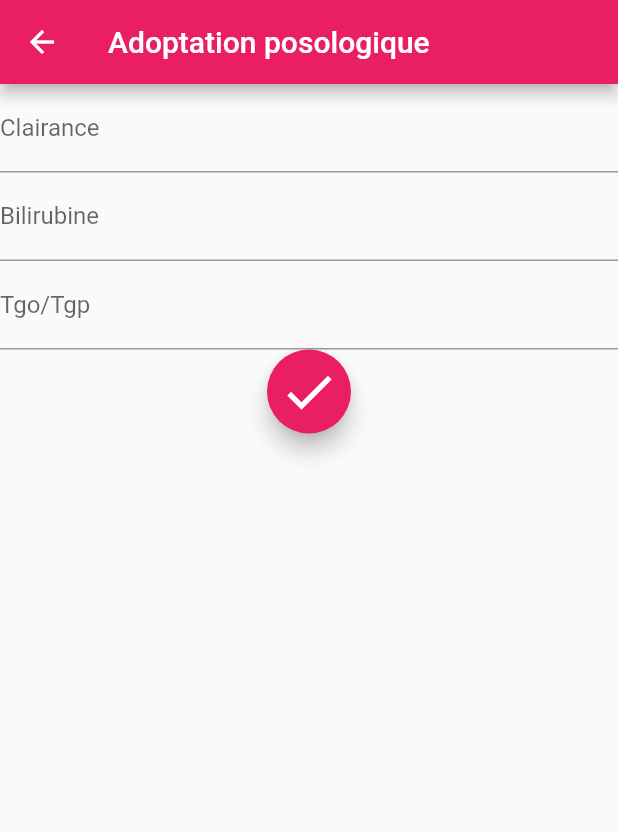
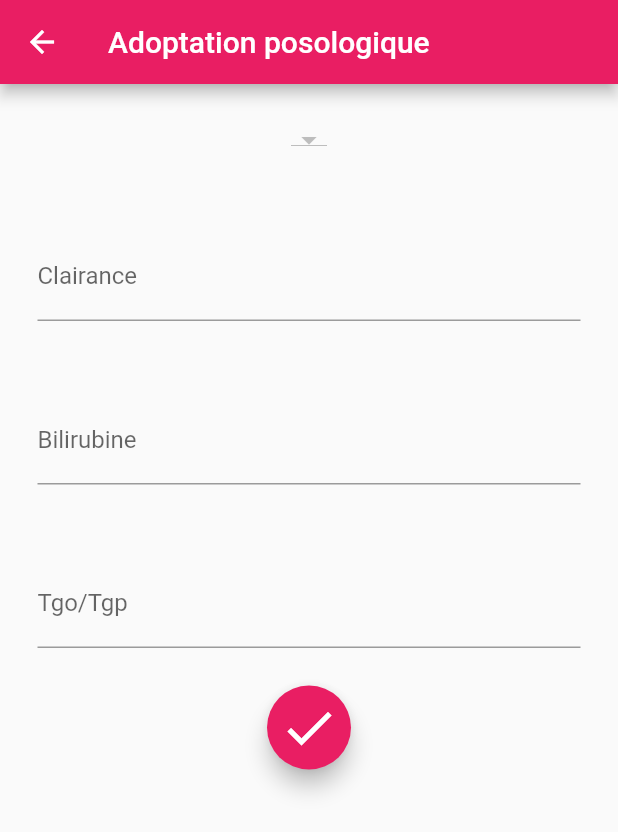
Before and after one commit to amina04/pfe_2021, a Flutter app: the Menu screen opened by its route, after a tap on "Adoptation posologique", on a phone screen of 412 x 824 dp. Shown: the top 832 px of the screen. Run offline on Flutter 3.47's test engine with Material 2 defaults, Android fonts, the phone set to English and light mode, and no system bars; our stand-ins replace animated_text_kit, rflutter_alert, sqflite; accounts and stored records are empty.

Commit message:
finie interface

```diff
--- a/lib/main.dart
+++ b/lib/main.dart
@@ -8,6 +8,8 @@ import 'package:pfe_2021/ui/start.dart';
 import 'model/model_medicament.dart';
 Medicament med_search;
 List join_med;
+String selected_item = null;
+List meds;
 void main() async{
   WidgetsFlutterBinding.ensureInitialized();
   runApp(new MaterialApp(
--- a/lib/ui/adopy_poso.dart
+++ b/lib/ui/adopy_poso.dart
@@ -1,5 +1,9 @@
 import 'package:flutter/cupertino.dart';
 import 'package:flutter/material.dart';
+import 'package:pfe_2021/model/database.dart';
+import 'package:pfe_2021/model/model_medicament.dart';
+
+import '../main.dart';
 class adopt_poso extends StatefulWidget {
   static String id = 'adopt_poso';
   @override
@@ -7,7 +11,24 @@ class adopt_poso extends StatefulWidget {
 }
 
 class _adopt_posoState extends State<adopt_poso> {
+  var dbmanager = new Dbpfe();
+
   @override
+  List<DropdownMenuItem> getDropDownItem() {
+    List<DropdownMenuItem<String>> dropdownitems = [];
+    for (int i = 0; i < meds.length; i++) {
+      //  extrait le nom de chaque objet comme dans list screen
+
+      String currency = Medicament.fromMap(meds[i]).nom_med;
+      var newItem = DropdownMenuItem(
+        child: Text(currency),
+        value: currency,
+      );
+      dropdownitems.add(newItem);
+    }
+    return dropdownitems;
+  }
+
   Widget build(BuildContext context) {
     return Scaffold(
         appBar: AppBar(
@@ -18,29 +39,48 @@ class _adopt_posoState extends State<adopt_poso> {
         ),
         body:Column(
          children: [
+Padding(padding:const EdgeInsets.all(25.0),
+    child:FutureBuilder(
+        future: dbmanager.getAllMed(),
+    builder: (context, snapshot) {
+    if (snapshot.hasData) {
+    meds = snapshot.data;
+    return DropdownButton<String>(
+    items: getDropDownItem(),
+    value: selected_item,
+    onChanged: (value)async {
+    setState(() {
+    selected_item = value;
+    print(' selected item $selected_item');
 
-
-     Column(
-      children: [
-
-        TextField(
+    });});}})),
+           Padding(
+             padding: const EdgeInsets.all(25.0),
+             child: TextField(
                decoration: InputDecoration(
                  labelText: 'Clairance',
 //O
 
                ),),
-        TextField(
+           ),
+           Padding(
+             padding: const EdgeInsets.all(25.0),
+             child: TextField(
                decoration: InputDecoration(
                  labelText: 'Bilirubine',
 
 
                ),),
-        TextField(
+           ),
+           Padding(
+             padding: const EdgeInsets.all(25.0),
+             child: TextField(
                decoration: InputDecoration(
                  labelText: 'Tgo/Tgp',
 
 
                ),),
+           ),
            FloatingActionButton(
              child: new Icon(
                Icons.check,
@@ -51,10 +91,6 @@ children: [
            )
          ],
 
-    ),
-
-
-],
     )
 
     );
--- a/lib/ui/menu.dart
+++ b/lib/ui/menu.dart
@@ -3,24 +3,15 @@ import 'package:flutter/cupertino.dart';
 import 'package:flutter/material.dart';
 import 'package:pfe_2021/ui/adopy_poso.dart';
 import 'package:pfe_2021/ui/list_med.dart';
+import 'package:pfe_2021/widget_specifique/button_menu.dart';
 
 class Menu extends StatelessWidget {
-  static String id = 'manu';
+  static String id = 'menu';
   @override
   Widget build(BuildContext context) {
     Size size=MediaQuery.of(context).size;
 
-    const colorizeColors = [
-      Colors.deepOrange,
-      Colors.orangeAccent,
-      Colors.yellow,
-      Colors.lightGreenAccent,
-    ];
 
-    const colorizeTextStyle = TextStyle(
-        fontSize:50,
-
-    );
     return SafeArea(
       child: Scaffold(
 
@@ -32,118 +23,48 @@ class Menu extends StatelessWidget {
         children: [ Container(width: size.width,height: size.width/1.2,
               decoration: BoxDecoration(image:DecorationImage(image: AssetImage("images/bg2-01.png"),fit: BoxFit.cover,),
                   borderRadius: BorderRadius.only(bottomRight: Radius.circular(60) ,bottomLeft: Radius.circular(60) ,
-                  ),boxShadow: [BoxShadow(
-                    offset: Offset(1,0),
-                    color: Colors.grey,blurRadius: 14,)]),),
+                  ),),),
 
+]),
 
-            SizedBox(height: size.width/7,),
-            Center(
+            Padding(
+              padding: const EdgeInsets.symmetric(
+                  horizontal: 60, vertical: 0),
+              child: button_home(
+                //une fonction ndiro fiha win 7abin nro7o
+                ontap: () {
+                  Navigator.pushNamed(context, List_med.id);
+                },
 
-              child: AnimatedTextKit(
-                animatedTexts: [
-                  ColorizeAnimatedText(
-                    'Bienvenu',
-                    textStyle: colorizeTextStyle,
-                    colors: colorizeColors,
-                  ),
+                nom_image: 'images/add_med_icon-01.png',
+                 label: 'Liste des médicaments'
+              ),
+            ),
+            Padding(
+              padding: const EdgeInsets.symmetric(
+                  horizontal:60, vertical: 0),
+              child: button_home(
+                //une fonction ndiro fiha win 7abin nro7o
+                  ontap: () {
+                    Navigator.pushNamed(context, adopt_poso.id);
+                  },
 
-                ],
-                isRepeatingAnimation: true,
-                onTap: () {
-                  print("Tap Event");
-                },
+                  nom_image: 'images/poso_icon-01.png',
+                  label: 'Adoptation posologique'
               ),
             ),
 
-Column(
-  children: [
-  GestureDetector(
-  //la methode onTap sert a fait action listener
-  onTap: (){
-    Navigator.pushNamed(context, List_med.id);
-      },
-  child: Padding(
-    padding: EdgeInsets.all(9.0),
-    //je fais card au lieu container car il a une shadow
-    child: Card(
-      elevation: 10.0,
-      margin: EdgeInsets.all(2.0),
-      //pour radius
-      shape: RoundedRectangleBorder(
-        borderRadius: BorderRadius.circular(18.0),
-      ),
 
-      child: Column(
-        mainAxisAlignment: MainAxisAlignment.center,
-        children: <Widget>[
-          Expanded(
-            flex: 2,
-            child: Image.asset('images/add_med_icon-01.png'),
-          ),
-          SizedBox(height: 10.0),
-          Expanded(
-            flex: 1,
-            child: Text(
-              'Liste des Medicaments',
 
-              textAlign: TextAlign.center,
-            ),
-          )
-        ],
-      ),
-    ),
-  ),
-),
 
-    GestureDetector(
-      //la methode onTap sert a fait action listener
-      onTap: (){
-        Navigator.pushNamed(context, adopt_poso.id);
-      },
-      child: Padding(
-        padding: EdgeInsets.all(9.0),
-        //je fais card au lieu container car il a une shadow
-        child: Card(
-          elevation: 10.0,
-          margin: EdgeInsets.all(2.0),
-          //pour radius
-          shape: RoundedRectangleBorder(
-            borderRadius: BorderRadius.circular(18.0),
-          ),
-
-          child: Column(
-            mainAxisAlignment: MainAxisAlignment.center,
-            children: <Widget>[
-              Expanded(
-                flex: 2,
-                child: Image.asset('images/poso_icon-01.png'),
-              ),
-              SizedBox(height: 10.0),
-              Expanded(
-                flex: 1,
-                child: Text(
-                  'Adoptation posologique',
-
-                  textAlign: TextAlign.center,
-                ),
-              )
             ],
           ),
-        ),
-      ),
-    ),
-  ],
-)
-//cm
-          ],
         ),
 
 
 
-      ],
-      ),
-    ),
+
+
     );
 
   }
--- /dev/null
+++ b/lib/widget_specifique/button_menu.dart
@@ -0,0 +1,40 @@
+import 'package:flutter/material.dart';
+
+class button_home extends StatelessWidget {
+
+  button_home(
+      {@required this.nom_image,@required this.label, @required this.ontap});
+  final String nom_image;
+  final String label;
+  final Function ontap;
+  @override
+  Widget build(BuildContext context) {
+    Size size=MediaQuery.of(context).size;
+    return GestureDetector(
+      //la methode onTap sert a fait action listener
+      onTap: ontap,
+      child: Card(
+        elevation: 10.0,
+        margin: EdgeInsets.all(10.0),
+        //pour radius
+        shape: RoundedRectangleBorder(
+          borderRadius: BorderRadius.circular(10.0),
+        ),
+
+        child: Column(
+          mainAxisAlignment: MainAxisAlignment.center,
+          children: <Widget>[
+
+            Image.asset('$nom_image'),
+         Text(label,style: TextStyle(
+             fontSize: size.height/40,
+             color: Colors.grey.shade700,
+             fontWeight: FontWeight.w500),
+           textAlign: TextAlign.center,)
+
+          ],
+        ),
+      ),
+    );
+  }
+}
```
Lines whose indentation alone changed are shown as unchanged.
